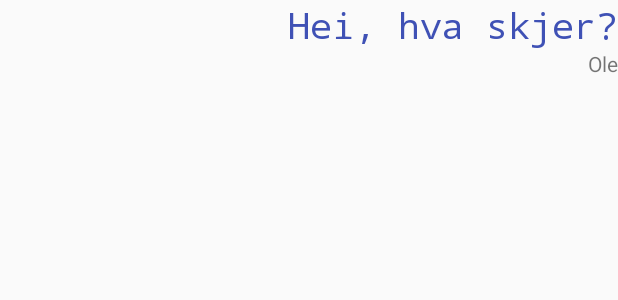
After one commit to karbovski/ChatR00m, an Android app: the layout message.xml on its own in the app's theme, with its tools: preview values and no code run, on a phone screen of 412 x 824 dp. The commit adds this screen. Shown: the top 300 px of the screen. Run offline under Robolectric (Android 15) with nearby library versions, the phone set to English and light mode, and no system bars.

Commit message:
lagt til XML med utseende for en melding + en metode som viser den på skjermen

```diff
--- a/app/src/main/java/com/karbo/myapplication/MainActivity.java
+++ b/app/src/main/java/com/karbo/myapplication/MainActivity.java
@@ -61,6 +61,9 @@ public class MainActivity extends AppCompatActivity {
             newMessage.setText(username + ": " + messageText);
             messagesLayout.addView(newMessage);
 
+            // ny metode med XML mal, just testing
+            addMessageOnScreen(username,messageText);
+
             // TODO kode som oppretter ny booble på skjermen og seter inn username:messageText
             // something like
             // TextView nymelding = new Textview...
@@ -73,8 +76,7 @@ public class MainActivity extends AppCompatActivity {
         }
     }
 
-    private class sendMessage extends AsyncTask<String,Void,Void>
-    {
+    private class sendMessage extends AsyncTask<String,Void,Void> {
 
         @Override
         protected Void doInBackground(String... strings) {
@@ -85,6 +87,19 @@ public class MainActivity extends AppCompatActivity {
         }
     }
 
+    private void addMessageOnScreen(String username, String messageString){
+        // vi henter XML fra res/layout/message.xml og setter det in i parent layout, i det tilfellet>messagesLayout
+        View message = getLayoutInflater().inflate(R.layout.message, messagesLayout);
+
+        EditText messageEditText = message.findViewById(R.id.messageTextView);
+        EditText usernameEditText = message.findViewById(R.id.usernameTextView);
+
+        usernameEditText.setText(username);
+        messageEditText.setText(messageString);
+
+
+    }
+
 
 
 }
--- /dev/null
+++ b/app/src/main/res/layout/message.xml
@@ -0,0 +1,25 @@
+<?xml version="1.0" encoding="utf-8"?>
+<LinearLayout xmlns:android="http://schemas.android.com/apk/res/android"
+    xmlns:tools="http://schemas.android.com/tools"
+    android:layout_width="match_parent"
+    android:layout_height="match_parent"
+    android:orientation="vertical">
+
+    <TextView
+        android:id="@+id/messageTextView"
+        android:layout_width="match_parent"
+        android:layout_height="wrap_content"
+        android:text="Hei, hva skjer?"
+        android:textAlignment="viewEnd"
+        android:textColor="@color/colorPrimary"
+        android:textSize="24sp"
+        android:typeface="monospace" />
+
+    <TextView
+        android:id="@+id/usernameTextView"
+        android:layout_width="match_parent"
+        android:layout_height="wrap_content"
+        android:text="Ole"
+        android:textAlignment="viewEnd" />
+
+</LinearLayout>
--- a/app/src/main/res/values/colors.xml
+++ b/app/src/main/res/values/colors.xml
@@ -1,6 +1,6 @@
 <?xml version="1.0" encoding="utf-8"?>
 <resources>
-    <color name="colorPrimary">#3F51B5</color>
+    <color name="colorPrimary">#3f51b5</color>
     <color name="colorPrimaryDark">#303F9F</color>
-    <color name="colorAccent">#FF4081</color>
+    <color name="colorAccent">#ff4081</color>
 </resources>
```
